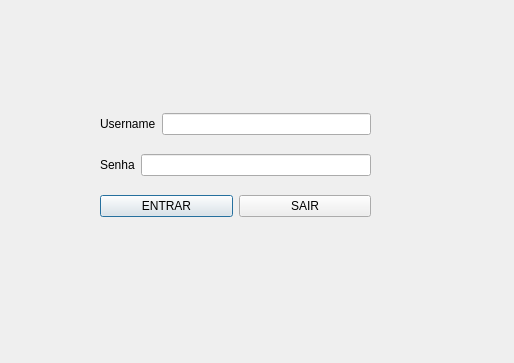
Qt form ControlEstoque/mw_logar.ui (josewmarinho/controlEstoque) before a commit.
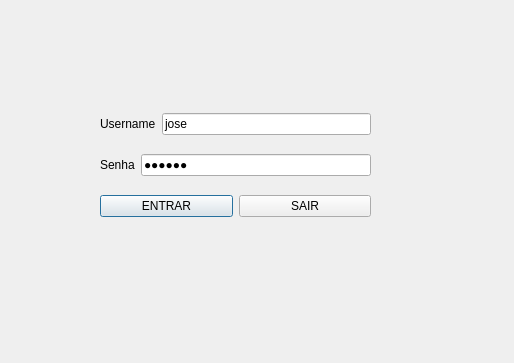
The same form after that commit.

The edit to the form file:
```diff
--- a/ControlEstoque/mw_logar.ui
+++ b/ControlEstoque/mw_logar.ui
@@ -33,7 +33,11 @@
        </widget>
       </item>
       <item>
-       <widget class="QLineEdit" name="txt_username"/>
+       <widget class="QLineEdit" name="txt_username">
+        <property name="text">
+         <string>jose</string>
+        </property>
+       </widget>
       </item>
      </layout>
     </item>
@@ -51,6 +55,9 @@
         <property name="enabled">
          <bool>true</bool>
         </property>
+        <property name="text">
+         <string>123456</string>
+        </property>
         <property name="echoMode">
          <enum>QLineEdit::Password</enum>
         </property>
```
